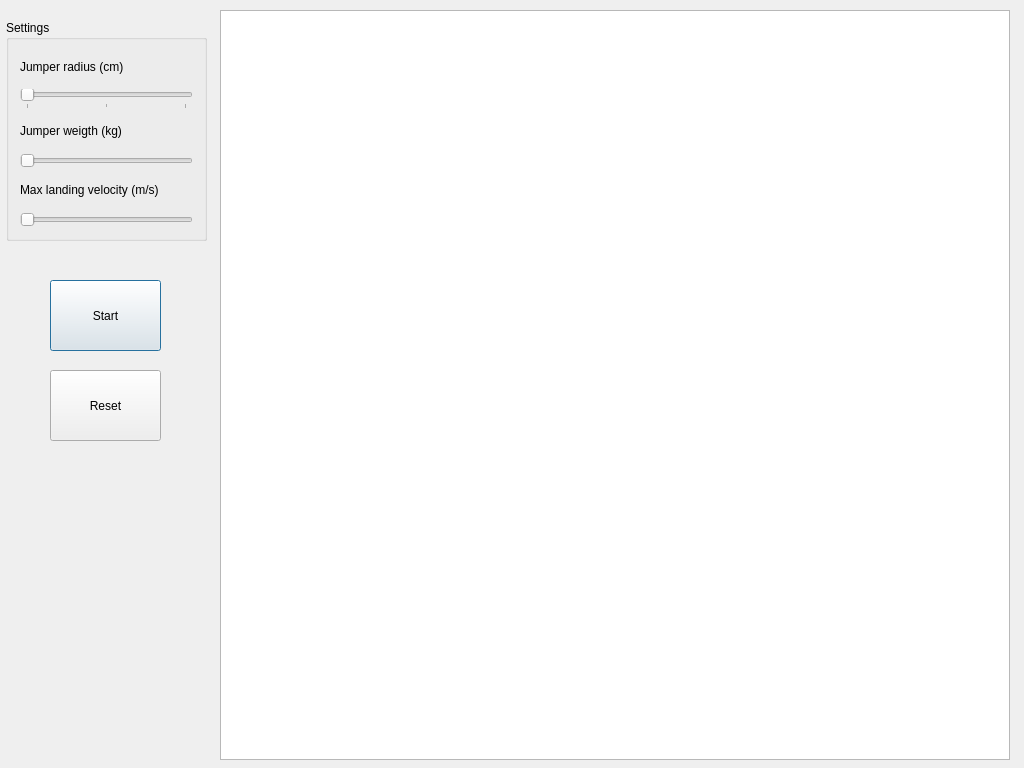
Before: the Qt Designer form Fallskjermhopper/dialog.ui in NOddi89/FallskjermHopper, drawn with Qt 5.
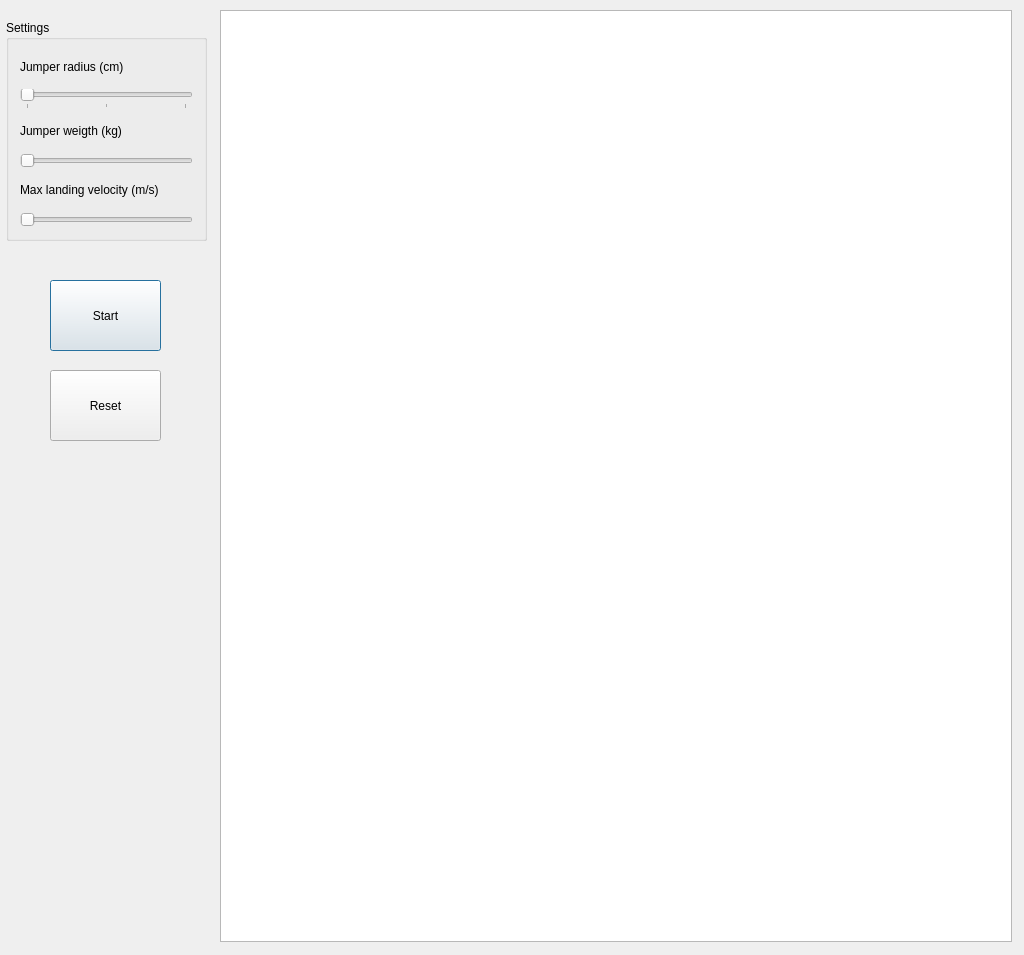
After: the same form once the commit is applied.

```diff
--- a/Fallskjermhopper/dialog.ui
+++ b/Fallskjermhopper/dialog.ui
@@ -7,7 +7,7 @@
     <x>0</x>
     <y>0</y>
     <width>1024</width>
-    <height>768</height>
+    <height>955</height>
    </rect>
   </property>
   <property name="cursor">
@@ -21,8 +21,8 @@
     <rect>
      <x>220</x>
      <y>10</y>
-     <width>790</width>
-     <height>750</height>
+     <width>792</width>
+     <height>932</height>
     </rect>
    </property>
   </widget>
```
